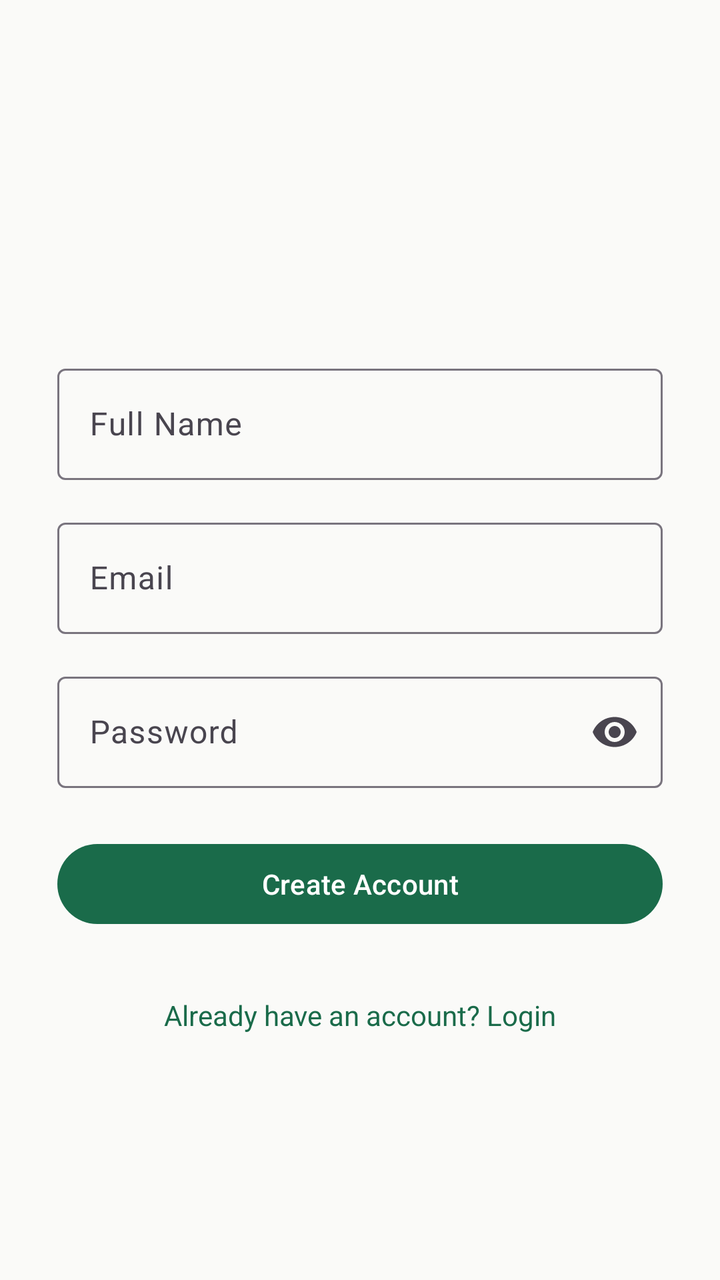
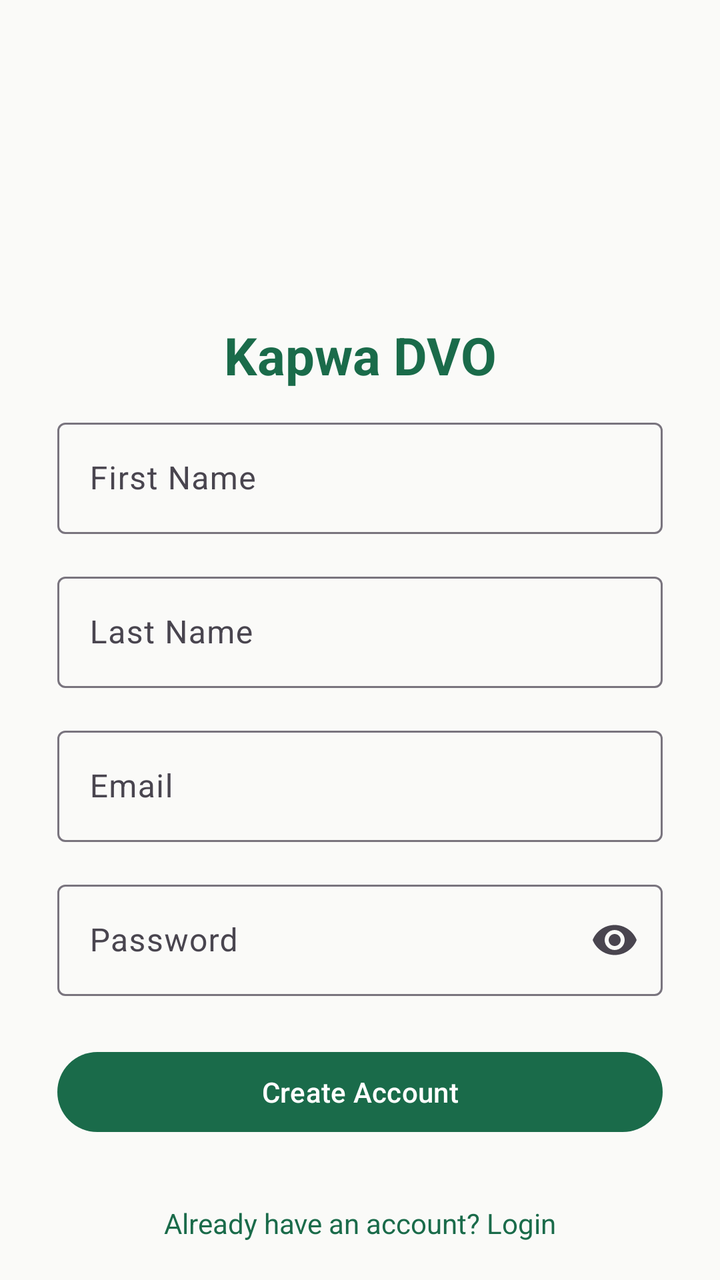

An Android layout rendered at two revisions. The XML below is the earlier revision; the diff shows what the commit changed to produce the second picture.
<!-- AndroidManifest.xml: application theme Theme.KapwaDVO -->
<!-- res/layout/fragment_signup.xml -->
<?xml version="1.0" encoding="utf-8"?>
<ScrollView xmlns:android="http://schemas.android.com/apk/res/android"
    xmlns:app="http://schemas.android.com/apk/res-auto"
    android:layout_width="match_parent"
    android:layout_height="match_parent"
    android:background="@color/background"
    android:fillViewport="true">

    <androidx.constraintlayout.widget.ConstraintLayout
        android:layout_width="match_parent"
        android:layout_height="wrap_content">

        
        <androidx.constraintlayout.widget.Guideline
            android:id="@+id/guideStart"
            android:layout_width="wrap_content"
            android:layout_height="wrap_content"
            android:orientation="vertical"
            app:layout_constraintGuide_percent="0.08" />

        <androidx.constraintlayout.widget.Guideline
            android:id="@+id/guideEnd"
            android:layout_width="wrap_content"
            android:layout_height="wrap_content"
            android:orientation="vertical"
            app:layout_constraintGuide_percent="0.92" />

        <androidx.constraintlayout.widget.Guideline
            android:id="@+id/guideTop"
            android:layout_width="wrap_content"
            android:layout_height="wrap_content"
            android:orientation="horizontal"
            app:layout_constraintGuide_percent="0.1" />

        <com.google.android.material.textfield.TextInputLayout
            android:id="@+id/tilName"
            android:layout_width="0dp"
            android:layout_height="wrap_content"
            android:hint="@string/full_name"
            app:layout_constraintTop_toBottomOf="@id/guideTop"
            app:layout_constraintStart_toStartOf="@id/guideStart"
            app:layout_constraintEnd_toEndOf="@id/guideEnd"
            app:layout_constraintBottom_toTopOf="@+id/tilEmail"
            app:layout_constraintVertical_chainStyle="packed"
            style="@style/Widget.Material3.TextInputLayout.OutlinedBox">
            <com.google.android.material.textfield.TextInputEditText
                android:id="@+id/etName"
                android:layout_width="match_parent"
                android:layout_height="wrap_content"
                android:inputType="textPersonName|textCapWords"
                android:imeOptions="actionNext" />
        </com.google.android.material.textfield.TextInputLayout>

        <com.google.android.material.textfield.TextInputLayout
            android:id="@+id/tilEmail"
            android:layout_width="0dp"
            android:layout_height="wrap_content"
            android:hint="@string/email"
            android:layout_marginTop="16dp"
            app:layout_constraintTop_toBottomOf="@id/tilName"
            app:layout_constraintStart_toStartOf="@id/guideStart"
            app:layout_constraintEnd_toEndOf="@id/guideEnd"
            app:layout_constraintBottom_toTopOf="@+id/tilPassword"
            style="@style/Widget.Material3.TextInputLayout.OutlinedBox">
            <com.google.android.material.textfield.TextInputEditText
                android:id="@+id/etEmail"
                android:layout_width="match_parent"
                android:layout_height="wrap_content"
                android:inputType="textEmailAddress"
                android:imeOptions="actionNext" />
        </com.google.android.material.textfield.TextInputLayout>

        <com.google.android.material.textfield.TextInputLayout
            android:id="@+id/tilPassword"
            android:layout_width="0dp"
            android:layout_height="wrap_content"
            android:hint="@string/password"
            android:layout_marginTop="16dp"
            app:endIconMode="password_toggle"
            app:layout_constraintTop_toBottomOf="@id/tilEmail"
            app:layout_constraintStart_toStartOf="@id/guideStart"
            app:layout_constraintEnd_toEndOf="@id/guideEnd"
            app:layout_constraintBottom_toTopOf="@+id/btnSignup"
            style="@style/Widget.Material3.TextInputLayout.OutlinedBox">
            <com.google.android.material.textfield.TextInputEditText
                android:id="@+id/etPassword"
                android:layout_width="match_parent"
                android:layout_height="wrap_content"
                android:inputType="textPassword"
                android:imeOptions="actionDone" />
        </com.google.android.material.textfield.TextInputLayout>

        <com.google.android.material.button.MaterialButton
            android:id="@+id/btnSignup"
            android:layout_width="0dp"
            android:layout_height="wrap_content"
            android:text="@string/create_account"
            android:layout_marginTop="24dp"
            app:layout_constraintTop_toBottomOf="@id/tilPassword"
            app:layout_constraintStart_toStartOf="@id/guideStart"
            app:layout_constraintEnd_toEndOf="@id/guideEnd"
            app:layout_constraintBottom_toTopOf="@+id/tvLogin" />

        <TextView
            android:id="@+id/tvLogin"
            android:layout_width="wrap_content"
            android:layout_height="wrap_content"
            android:text="@string/already_have_account"
            android:textColor="@color/primary"
            android:layout_marginTop="24dp"
            android:padding="8dp"
            app:layout_constraintTop_toBottomOf="@id/btnSignup"
            app:layout_constraintStart_toStartOf="parent"
            app:layout_constraintEnd_toEndOf="parent"
            app:layout_constraintBottom_toBottomOf="parent" />

    </androidx.constraintlayout.widget.ConstraintLayout>
</ScrollView>
<!-- resources referenced by this layout -->
<resources>
  <color name="background">#FAFAF8</color>
  <color name="primary">#1A6B4A</color>
  <string name="already_have_account">Already have an account? Login</string>
  <string name="create_account">Create Account</string>
  <string name="email">Email</string>
  <string name="full_name">Full Name</string>
  <string name="password">Password</string>
  <style name="Theme.KapwaDVO" parent="Base.Theme.KapwaDVO">
          <item name="android:windowLightStatusBar">true</item>
      </style>
  <style name="Base.Theme.KapwaDVO" parent="Theme.Material3.Light.NoActionBar">
          <item name="colorPrimary">@color/primary</item>
          <item name="colorPrimaryDark">@color/primary_dark</item>
          <item name="colorAccent">@color/accent</item>
          <item name="android:colorBackground">@color/background</item>
          <item name="colorSurface">@color/surface</item>
          <item name="colorOnPrimary">@color/white</item>
          <item name="android:statusBarColor">@color/primary</item>
          <item name="android:navigationBarColor">@color/surface</item>
      </style>
  <color name="primary_dark">#0F4530</color>
  <color name="accent">#F4A724</color>
  <color name="surface">#FFFFFF</color>
  <color name="white">#FFFFFF</color>
</resources>

<!-- the commit's change to res/layout/fragment_signup.xml (unified diff, before → after) -->
@@ -32,19 +32,63 @@
             android:orientation="horizontal"
             app:layout_constraintGuide_percent="0.1" />
 
+        <ImageView
+            android:id="@+id/ivLogo"
+            android:layout_width="96dp"
+            android:layout_height="96dp"
+            android:src="@mipmap/ic_launcher"
+            android:contentDescription="App Logo"
+            app:layout_constraintTop_toBottomOf="@id/guideTop"
+            app:layout_constraintStart_toStartOf="parent"
+            app:layout_constraintEnd_toEndOf="parent"
+            app:layout_constraintBottom_toTopOf="@+id/tvAppName" />
+
+        <TextView
+            android:id="@+id/tvAppName"
+            android:layout_width="wrap_content"
+            android:layout_height="wrap_content"
+            android:text="@string/app_name"
+            android:textColor="@color/primary"
+            android:textSize="26sp"
+            android:textStyle="bold"
+            android:layout_marginBottom="24dp"
+            app:layout_constraintTop_toBottomOf="@id/ivLogo"
+            app:layout_constraintStart_toStartOf="parent"
+            app:layout_constraintEnd_toEndOf="parent"
+            app:layout_constraintBottom_toTopOf="@+id/tilName" />
+
         <com.google.android.material.textfield.TextInputLayout
-            android:id="@+id/tilName"
+            android:id="@+id/tilFirstName"
             android:layout_width="0dp"
             android:layout_height="wrap_content"
-            android:hint="@string/full_name"
-            app:layout_constraintTop_toBottomOf="@id/guideTop"
+            android:hint="@string/first_name"
+            app:layout_constraintTop_toBottomOf="@id/tvAppName"
+            app:layout_constraintStart_toStartOf="@id/guideStart"
+            app:layout_constraintEnd_toEndOf="@id/guideEnd"
+            app:layout_constraintBottom_toTopOf="@+id/tilLastName"
+            app:layout_constraintVertical_chainStyle="packed"
+            style="@style/Widget.Material3.TextInputLayout.OutlinedBox">
+            <com.google.android.material.textfield.TextInputEditText
+                android:id="@+id/etFirstName"
+                android:layout_width="match_parent"
+                android:layout_height="wrap_content"
+                android:inputType="textPersonName|textCapWords"
+                android:imeOptions="actionNext" />
+        </com.google.android.material.textfield.TextInputLayout>
+
+        <com.google.android.material.textfield.TextInputLayout
+            android:id="@+id/tilLastName"
+            android:layout_width="0dp"
+            android:layout_height="wrap_content"
+            android:hint="@string/last_name"
+            android:layout_marginTop="16dp"
+            app:layout_constraintTop_toBottomOf="@id/tilFirstName"
             app:layout_constraintStart_toStartOf="@id/guideStart"
             app:layout_constraintEnd_toEndOf="@id/guideEnd"
             app:layout_constraintBottom_toTopOf="@+id/tilEmail"
-            app:layout_constraintVertical_chainStyle="packed"
             style="@style/Widget.Material3.TextInputLayout.OutlinedBox">
             <com.google.android.material.textfield.TextInputEditText
-                android:id="@+id/etName"
+                android:id="@+id/etLastName"
                 android:layout_width="match_parent"
                 android:layout_height="wrap_content"
                 android:inputType="textPersonName|textCapWords"
@@ -57,7 +101,7 @@
             android:layout_height="wrap_content"
             android:hint="@string/email"
             android:layout_marginTop="16dp"
-            app:layout_constraintTop_toBottomOf="@id/tilName"
+            app:layout_constraintTop_toBottomOf="@id/tilLastName"
             app:layout_constraintStart_toStartOf="@id/guideStart"
             app:layout_constraintEnd_toEndOf="@id/guideEnd"
             app:layout_constraintBottom_toTopOf="@+id/tilPassword"
<!-- resource entries referenced after the edit -->
@@ -2,14 +2,24 @@
 <resources>
   <color name="background">#FAFAF8</color>
   <color name="primary">#1A6B4A</color>
+  <!-- mipmap ic_launcher (mipmap-anydpi-v26) -->
+  <?xml version="1.0" encoding="utf-8"?>
+  <adaptive-icon xmlns:android="http://schemas.android.com/apk/res/android">
+      <background android:drawable="@drawable/ic_launcher_background"/>
+      <foreground android:drawable="@mipmap/ic_launcher_foreground"/>
+      <monochrome android:drawable="@mipmap/ic_launcher_foreground"/>
+  </adaptive-icon>
   <string name="already_have_account">Already have an account? Login</string>
+  <string name="app_name">Kapwa DVO</string>
   <string name="create_account">Create Account</string>
   <string name="email">Email</string>
-  <string name="full_name">Full Name</string>
+  <string name="first_name">First Name</string>
+  <string name="last_name">Last Name</string>
   <string name="password">Password</string>
   <style name="Theme.KapwaDVO" parent="Base.Theme.KapwaDVO">
           <item name="android:windowLightStatusBar">true</item>
       </style>
+  <!-- drawable ic_launcher_background: vector/xml drawable (drawable, 4866 chars, omitted) -->
   <style name="Base.Theme.KapwaDVO" parent="Theme.Material3.Light.NoActionBar">
           <item name="colorPrimary">@color/primary</item>
           <item name="colorPrimaryDark">@color/primary_dark</item>
